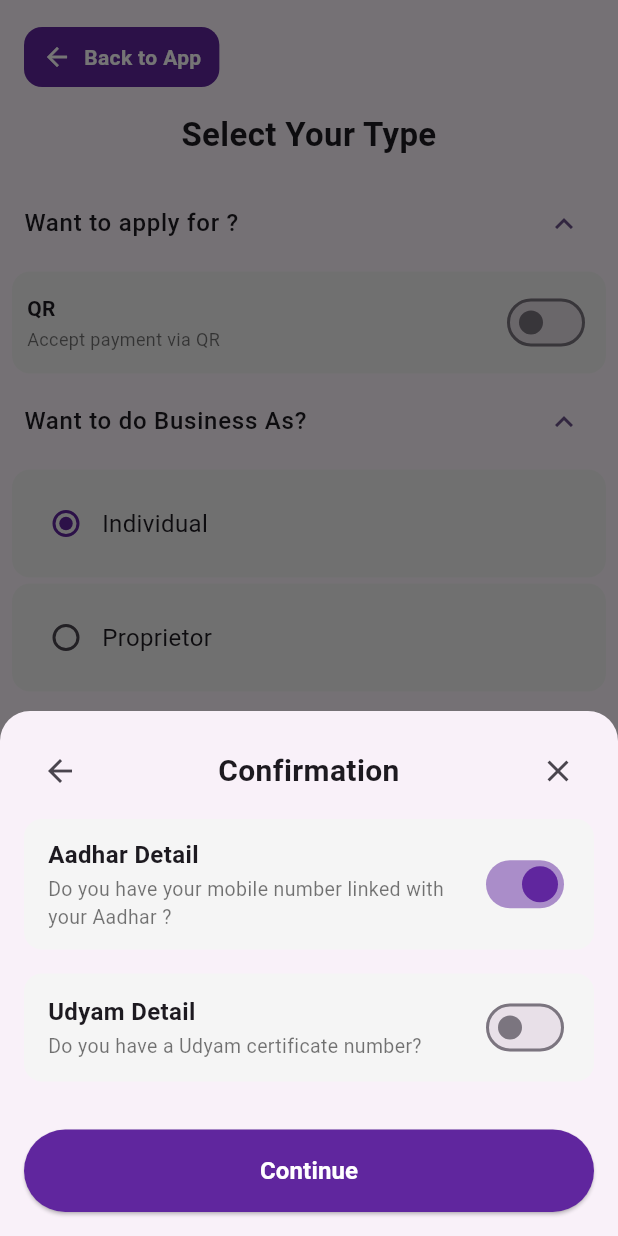
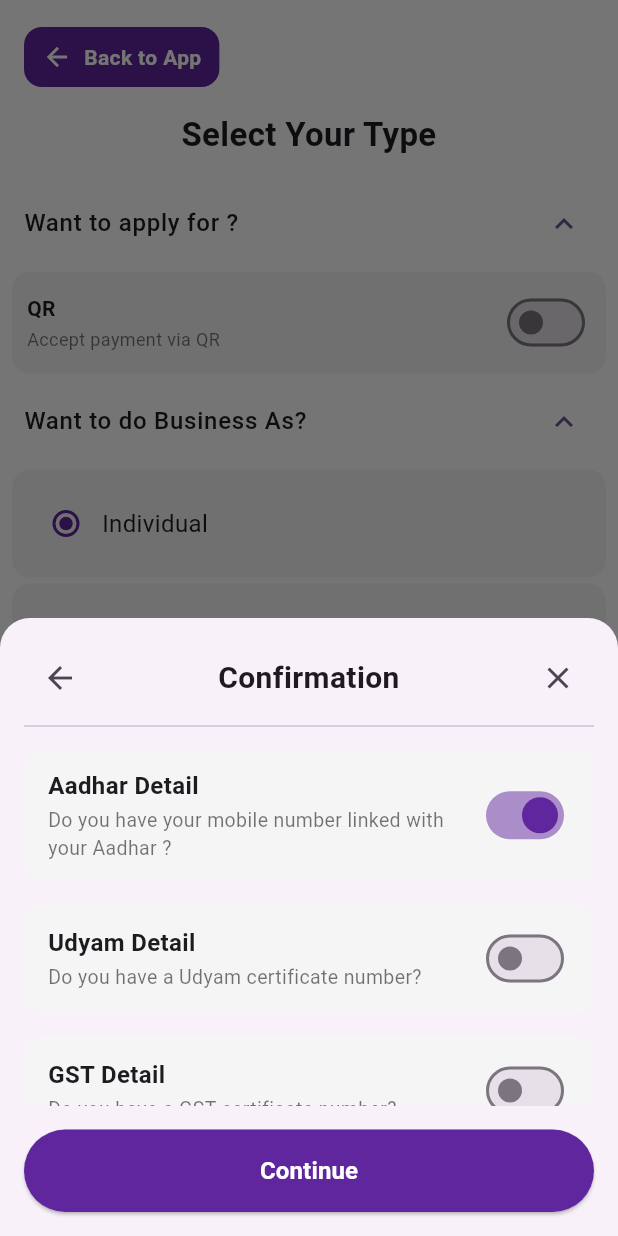
Before and after one commit to CICO-INT-165/RapiPayAPK, a Flutter app: the ThirdPage screen opened directly, after a tap on "Continue", on a phone screen of 412 x 824 dp. Run offline on Flutter 3.47's test engine with Material 3 defaults, Android fonts, the light colour scheme and no system bars; our stand-ins replace dropdown_button2, lottie.

Commit message:
changes done

```diff
--- a/lib/main.dart
+++ b/lib/main.dart
@@ -52,6 +52,7 @@ class _RapiPayHomePageState extends State<RapiPayHomePage> {
   @override
   Widget build(BuildContext context) {
     return Scaffold(
+      backgroundColor: Colors.white,
       body: SafeArea(
         child: Stack(
           children: [
--- a/lib/second_page.dart
+++ b/lib/second_page.dart
@@ -40,6 +40,7 @@ class _SecondPageState extends State<SecondPage> {
   @override
   Widget build(BuildContext context) {
     return Scaffold(
+      backgroundColor: Colors.white,
       body: SafeArea(
         child: Stack(
           children: [
--- a/lib/third_page.dart
+++ b/lib/third_page.dart
@@ -18,6 +18,7 @@ class _ThirdPageState extends State<ThirdPage> {
   @override
   Widget build(BuildContext context) {
     return Scaffold(
+      backgroundColor: Colors.white,
       body: SafeArea(
         child: Stack(
           children: [
@@ -251,20 +252,26 @@ class _ThirdPageState extends State<ThirdPage> {
     showModalBottomSheet(
       context: context,
       isScrollControlled: true,
+      enableDrag: false, // <-- Prevent drag-to-dismiss
       shape: const RoundedRectangleBorder(
         borderRadius: BorderRadius.vertical(top: Radius.circular(20)),
       ),
       builder: (context) {
+        final double sheetHeight = MediaQuery.of(context).size.height * 0.5;
         bool aadharLinked = true;
         bool udyamDetail = false;
+        bool gstDetail = false; // Example extra credential
+        bool panDetail = false; // Example extra credential
+
         return StatefulBuilder(
-          builder: (context, setState) => Padding(
+          builder: (context, setState) => SizedBox(
+            height: sheetHeight,
+            child: Padding(
               padding: EdgeInsets.only(
                 bottom: MediaQuery.of(context).viewInsets.bottom,
                 left: 16, right: 16, top: 16,
               ),
               child: Column(
-              mainAxisSize: MainAxisSize.min,
                 children: [
                   Row(
                     children: [
@@ -285,7 +292,13 @@ class _ThirdPageState extends State<ThirdPage> {
                       ),
                     ],
                   ),
+                  const Divider(),
                   const SizedBox(height: 8),
+                  Expanded(
+                    child: SingleChildScrollView(
+                      child: Column(
+                        children: [
+                          // Aadhar Detail
                           Container(
                             decoration: BoxDecoration(
                               color: Colors.grey.shade100,
@@ -313,6 +326,7 @@ class _ThirdPageState extends State<ThirdPage> {
                               ],
                             ),
                           ),
+                          // Udyam Detail
                           Container(
                             decoration: BoxDecoration(
                               color: Colors.grey.shade100,
@@ -340,6 +354,66 @@ class _ThirdPageState extends State<ThirdPage> {
                               ],
                             ),
                           ),
+                          // GST Detail (example extra)
+                          Container(
+                            decoration: BoxDecoration(
+                              color: Colors.grey.shade100,
+                              borderRadius: BorderRadius.circular(12),
+                            ),
+                            padding: const EdgeInsets.symmetric(horizontal: 16, vertical: 12),
+                            margin: const EdgeInsets.only(bottom: 16),
+                            child: Row(
+                              children: [
+                                Expanded(
+                                  child: Column(
+                                    crossAxisAlignment: CrossAxisAlignment.start,
+                                    children: const [
+                                      Text("GST Detail", style: TextStyle(fontWeight: FontWeight.bold, fontSize: 16)),
+                                      SizedBox(height: 2),
+                                      Text("Do you have a GST certificate number?", style: TextStyle(fontSize: 13, color: Colors.black54)),
+                                    ],
+                                  ),
+                                ),
+                                Switch(
+                                  value: gstDetail,
+                                  activeColor: Color(0xFF60269E),
+                                  onChanged: (val) => setState(() => gstDetail = val),
+                                ),
+                              ],
+                            ),
+                          ),
+                          // PAN Detail (example extra)
+                          Container(
+                            decoration: BoxDecoration(
+                              color: Colors.grey.shade100,
+                              borderRadius: BorderRadius.circular(12),
+                            ),
+                            padding: const EdgeInsets.symmetric(horizontal: 16, vertical: 12),
+                            margin: const EdgeInsets.only(bottom: 16),
+                            child: Row(
+                              children: [
+                                Expanded(
+                                  child: Column(
+                                    crossAxisAlignment: CrossAxisAlignment.start,
+                                    children: const [
+                                      Text("PAN Detail", style: TextStyle(fontWeight: FontWeight.bold, fontSize: 16)),
+                                      SizedBox(height: 2),
+                                      Text("Do you have a PAN card?", style: TextStyle(fontSize: 13, color: Colors.black54)),
+                                    ],
+                                  ),
+                                ),
+                                Switch(
+                                  value: panDetail,
+                                  activeColor: Color(0xFF60269E),
+                                  onChanged: (val) => setState(() => panDetail = val),
+                                ),
+                              ],
+                            ),
+                          ),
+                        ],
+                      ),
+                    ),
+                  ),
                   const SizedBox(height: 16),
                   SizedBox(
                     width: double.infinity,
@@ -353,11 +427,12 @@ class _ThirdPageState extends State<ThirdPage> {
                         Navigator.of(context).pop();
                         _showConsentSheet(context);
                       },
-                    child: const Text("Continue", style: TextStyle(fontSize: 16,color: Colors.white,fontWeight: FontWeight.bold)),
+                      child: const Text("Continue", style: TextStyle(fontSize: 16, color: Colors.white, fontWeight: FontWeight.bold)),
                     ),
                   ),
                   const SizedBox(height: 16),
                 ],
+              ),
             ),
           ),
         );
@@ -429,7 +504,7 @@ class _ThirdPageState extends State<ThirdPage> {
                 width: double.infinity,
                 child: ElevatedButton(
                   style: ElevatedButton.styleFrom(
-                    backgroundColor: Colors.pink,
+                    backgroundColor: const Color.fromARGB(255, 199, 1, 172),
                     shape: RoundedRectangleBorder(borderRadius: BorderRadius.circular(30)),
                     padding: const EdgeInsets.symmetric(vertical: 16),
                   ),
```
Lines whose indentation alone changed are shown as unchanged.
